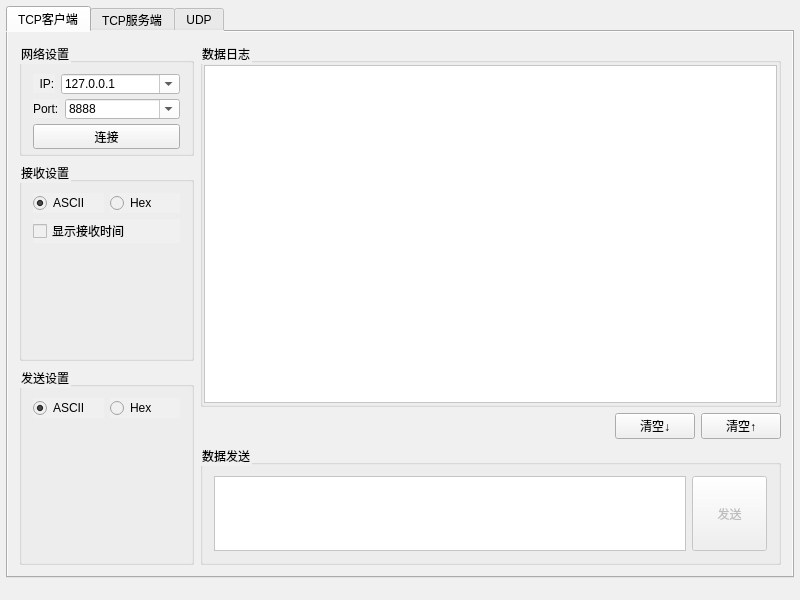
First picture: the form in mainwindow.ui, repository HangYongmao/NetDebugTools, before the edit.
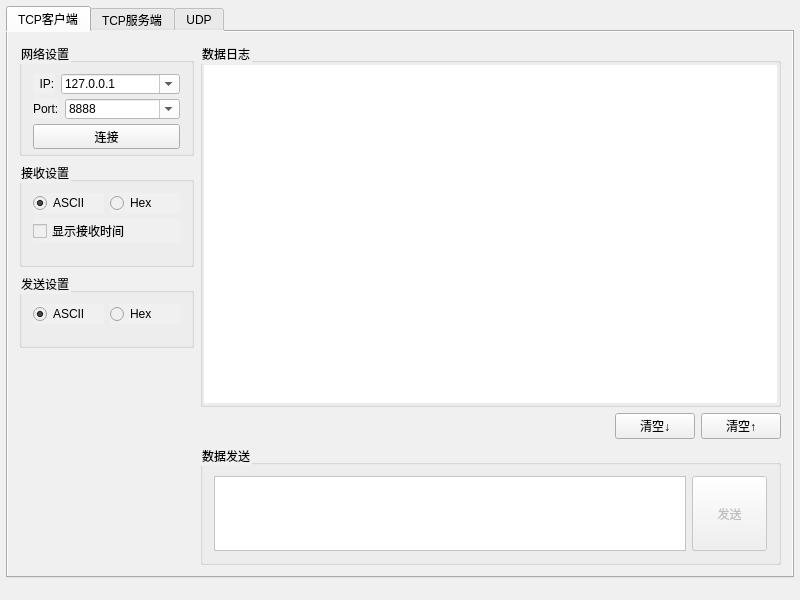
Second picture: the form after the edit. The open tabs and pages were chosen to show the change. Icons and pictures are not drawn.

Commit message: 修改界面布局.

```diff
--- a/mainwindow.ui
+++ b/mainwindow.ui
@@ -44,6 +44,9 @@
        <layout class="QHBoxLayout" name="horizontalLayout_6">
         <item>
          <layout class="QVBoxLayout" name="verticalLayout">
+          <property name="bottomMargin">
+           <number>0</number>
+          </property>
           <item>
            <widget class="QGroupBox" name="groupBox_Client_NetSetting">
             <property name="sizePolicy">
@@ -163,7 +166,7 @@
           <item>
            <widget class="QGroupBox" name="groupBox_Client_Receive">
             <property name="sizePolicy">
-             <sizepolicy hsizetype="Preferred" vsizetype="Expanding">
+             <sizepolicy hsizetype="Preferred" vsizetype="Minimum">
               <horstretch>0</horstretch>
               <verstretch>0</verstretch>
              </sizepolicy>
@@ -205,10 +208,13 @@
                <property name="orientation">
                 <enum>Qt::Vertical</enum>
                </property>
+               <property name="sizeType">
+                <enum>QSizePolicy::Minimum</enum>
+               </property>
                <property name="sizeHint" stdset="0">
                 <size>
                  <width>20</width>
-                 <height>40</height>
+                 <height>10</height>
                 </size>
                </property>
               </spacer>
@@ -219,7 +225,7 @@
           <item>
            <widget class="QGroupBox" name="groupBox_Client_Send">
             <property name="sizePolicy">
-             <sizepolicy hsizetype="Preferred" vsizetype="Expanding">
+             <sizepolicy hsizetype="Preferred" vsizetype="Minimum">
               <horstretch>0</horstretch>
               <verstretch>0</verstretch>
              </sizepolicy>
@@ -254,10 +260,13 @@
                <property name="orientation">
                 <enum>Qt::Vertical</enum>
                </property>
+               <property name="sizeType">
+                <enum>QSizePolicy::Minimum</enum>
+               </property>
                <property name="sizeHint" stdset="0">
                 <size>
                  <width>20</width>
-                 <height>40</height>
+                 <height>10</height>
                 </size>
                </property>
               </spacer>
@@ -265,6 +274,19 @@
             </layout>
            </widget>
           </item>
+          <item>
+           <spacer name="verticalSpacer_5">
+            <property name="orientation">
+             <enum>Qt::Vertical</enum>
+            </property>
+            <property name="sizeHint" stdset="0">
+             <size>
+              <width>20</width>
+              <height>40</height>
+             </size>
+            </property>
+           </spacer>
+          </item>
          </layout>
         </item>
         <item>
@@ -310,6 +332,9 @@
                <property name="styleSheet">
                 <string notr="true">background-color: rgb(255, 255, 255);</string>
                </property>
+               <property name="frameShape">
+                <enum>QFrame::NoFrame</enum>
+               </property>
                <property name="readOnly">
                 <bool>true</bool>
                </property>
```
Left out of the diff: 2 changed lines with no effect on the pictures.
